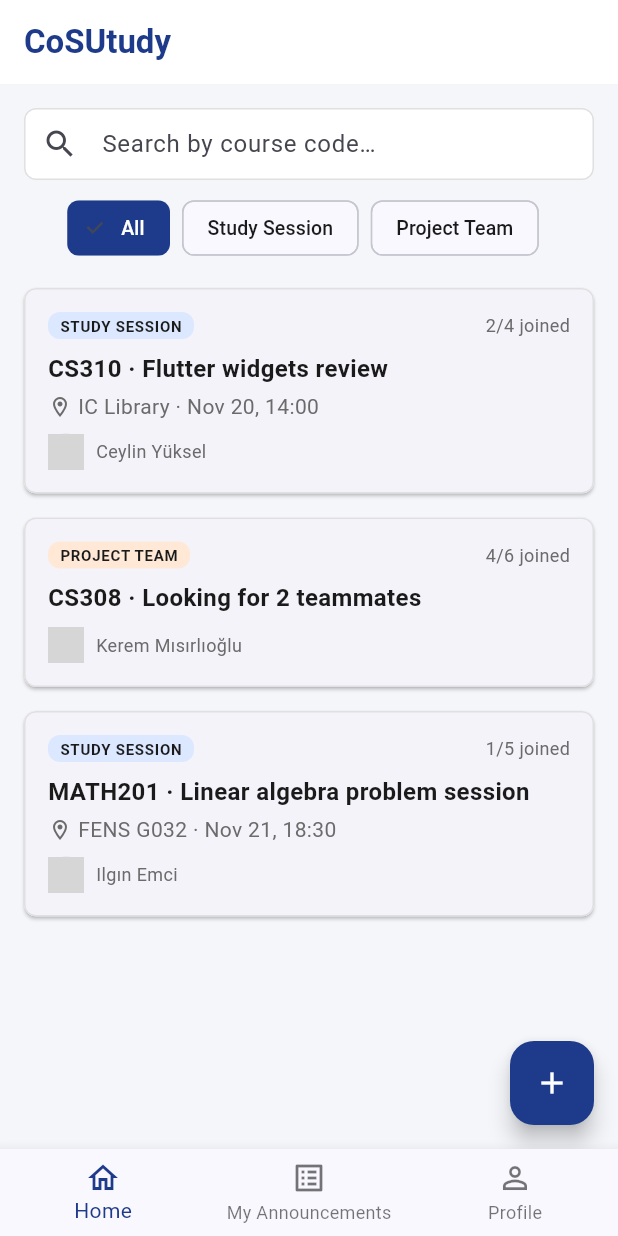
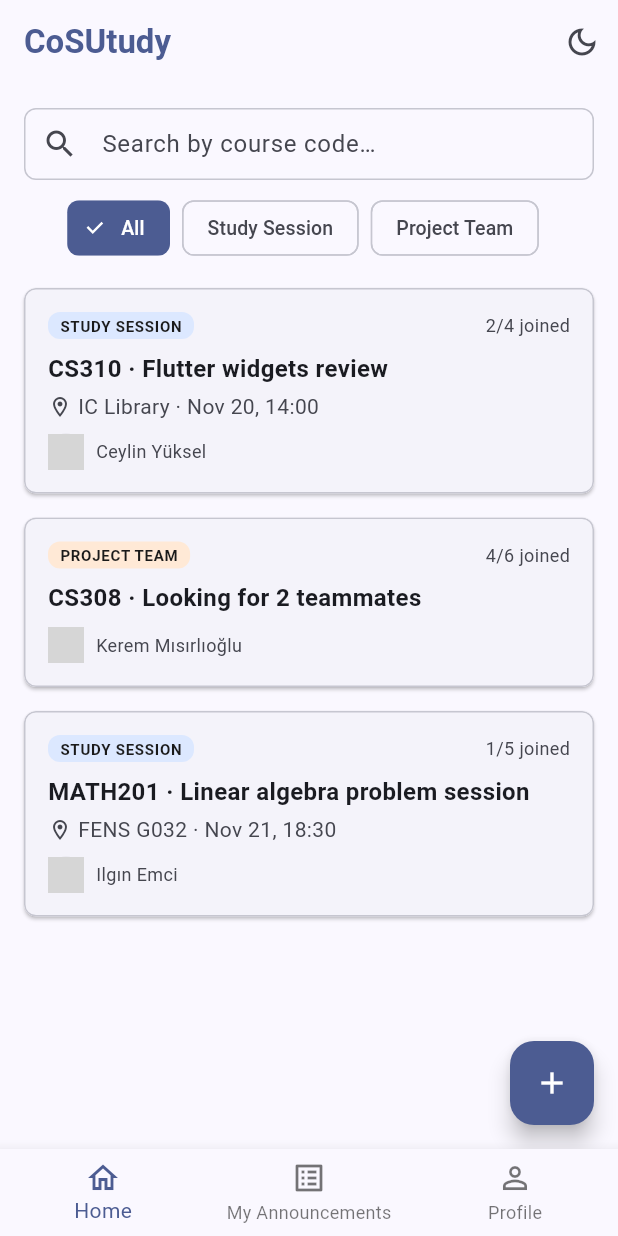
Before and after one commit to mahmutoztuncer/cs310-mobile-project, a Flutter app: the screen it shows after launch, after a tap on "Log In", on a phone screen of 412 x 824 dp. Run offline on Flutter 3.47's test engine with Material 3 defaults, Android fonts, the phone set to English and light mode, and no system bars; network calls fail; grey boxes are pictures that could not be loaded.

Commit message:
Add dark theme with toggle and theme-aware colors on Home

```diff
--- a/lib/main.dart
+++ b/lib/main.dart
@@ -1,7 +1,7 @@
 import 'package:flutter/material.dart';
 
 import 'routes.dart';
-import 'utils/colors.dart';
+import 'utils/theme_controller.dart';
 
 void main() {
   runApp(const CoSUtudyApp());
@@ -12,17 +12,20 @@ class CoSUtudyApp extends StatelessWidget {
 
   @override
   Widget build(BuildContext context) {
-    return MaterialApp(
-      title: 'CoSUtudy',
-      debugShowCheckedModeBanner: false,
-      theme: ThemeData(
-        colorScheme: ColorScheme.fromSeed(seedColor: AppColors.primary),
-        scaffoldBackgroundColor: AppColors.background,
-        useMaterial3: true,
-        // fontFamily: 'Poppins', // custom font: enable after adding it to pubspec.yaml
-      ),
-      initialRoute: AppRoutes.login,
-      routes: AppRoutes.routes,
+    // Rebuilds MaterialApp whenever the user switches between light and dark mode.
+    return ValueListenableBuilder<ThemeMode>(
+      valueListenable: ThemeController.mode,
+      builder: (context, mode, _) {
+        return MaterialApp(
+          title: 'CoSUtudy',
+          debugShowCheckedModeBanner: false,
+          theme: ThemeController.buildTheme(Brightness.light),
+          darkTheme: ThemeController.buildTheme(Brightness.dark),
+          themeMode: mode,
+          initialRoute: AppRoutes.login,
+          routes: AppRoutes.routes,
+        );
+      },
     );
   }
 }
--- a/lib/screens/home_screen.dart
+++ b/lib/screens/home_screen.dart
@@ -1,9 +1,9 @@
 import 'package:flutter/material.dart';
 
 import '../models/announcement.dart';
-import '../utils/colors.dart';
 import '../utils/spacing.dart';
 import '../utils/text_styles.dart';
+import '../utils/theme_controller.dart';
 import '../widgets/announcement_card.dart';
 
 /// Home: lists all open announcements, with search by course code
@@ -44,13 +44,23 @@ class _HomeScreenState extends State<HomeScreen> {
   @override
   Widget build(BuildContext context) {
     final items = _filtered;
+    final colors = Theme.of(context).colorScheme;
 
     return Scaffold(
-      backgroundColor: AppColors.background,
       appBar: AppBar(
-        title: const Text('CoSUtudy', style: AppTextStyles.appTitle),
-        backgroundColor: AppColors.surface,
-        elevation: 0,
+        title: Text(
+          'CoSUtudy',
+          style: AppTextStyles.appTitle.copyWith(color: colors.primary),
+        ),
+        actions: [
+          IconButton(
+            tooltip: ThemeController.isDark ? 'Light mode' : 'Dark mode',
+            icon: Icon(ThemeController.isDark
+                ? Icons.light_mode_outlined
+                : Icons.dark_mode_outlined),
+            onPressed: ThemeController.toggle,
+          ),
+        ],
       ),
       body: Column(
         children: [
@@ -74,16 +84,16 @@ class _HomeScreenState extends State<HomeScreen> {
                         },
                       ),
                 filled: true,
-                fillColor: AppColors.surface,
+                fillColor: colors.surface,
                 contentPadding:
                     const EdgeInsets.symmetric(vertical: AppSpacing.sm),
                 border: OutlineInputBorder(
                   borderRadius: BorderRadius.circular(AppSpacing.radius),
-                  borderSide: const BorderSide(color: AppColors.border),
+                  borderSide: BorderSide(color: colors.outlineVariant),
                 ),
                 enabledBorder: OutlineInputBorder(
                   borderRadius: BorderRadius.circular(AppSpacing.radius),
-                  borderSide: const BorderSide(color: AppColors.border),
+                  borderSide: BorderSide(color: colors.outlineVariant),
                 ),
               ),
             ),
@@ -101,9 +111,10 @@ class _HomeScreenState extends State<HomeScreen> {
                   child: ChoiceChip(
                     label: Text(entry.key),
                     selected: selected,
-                    selectedColor: AppColors.primary,
+                    selectedColor: colors.primary,
+                    checkmarkColor: colors.onPrimary,
                     labelStyle: selected
-                        ? AppTextStyles.chip.copyWith(color: Colors.white)
+                        ? AppTextStyles.chip.copyWith(color: colors.onPrimary)
                         : AppTextStyles.chip,
                     onSelected: (_) =>
                         setState(() => _selectedType = entry.value),
@@ -117,9 +128,12 @@ class _HomeScreenState extends State<HomeScreen> {
           // Announcement list
           Expanded(
             child: items.isEmpty
-                ? const Center(
-                    child: Text('No announcements found',
-                        style: AppTextStyles.body),
+                ? Center(
+                    child: Text(
+                      'No announcements found',
+                      style: AppTextStyles.body
+                          .copyWith(color: colors.onSurfaceVariant),
+                    ),
                   )
                 : ListView.builder(
                     padding: const EdgeInsets.only(bottom: 80), // room for FAB
@@ -141,9 +155,9 @@ class _HomeScreenState extends State<HomeScreen> {
         ],
       ),
       floatingActionButton: FloatingActionButton(
-        backgroundColor: AppColors.primary,
+        backgroundColor: colors.primary,
         onPressed: () => Navigator.pushNamed(context, '/create'),
-        child: const Icon(Icons.add, color: Colors.white),
+        child: Icon(Icons.add, color: colors.onPrimary),
       ),
     );
   }
--- a/lib/screens/main_shell.dart
+++ b/lib/screens/main_shell.dart
@@ -1,6 +1,5 @@
 import 'package:flutter/material.dart';
 
-import '../utils/colors.dart';
 import 'home_screen.dart';
 import 'my_announcements_screen.dart';
 import 'profile_screen.dart';
@@ -28,7 +27,6 @@ class _MainShellState extends State<MainShell> {
       body: IndexedStack(index: _index, children: _tabs),
       bottomNavigationBar: BottomNavigationBar(
         currentIndex: _index,
-        selectedItemColor: AppColors.primary,
         onTap: (i) => setState(() => _index = i),
         items: const [
           BottomNavigationBarItem(icon: Icon(Icons.home_outlined), label: 'Home'),
--- a/lib/utils/colors.dart
+++ b/lib/utils/colors.dart
@@ -1,12 +1,11 @@
 import 'package:flutter/material.dart';
 
+/// Brand colors that stay the same in light and dark mode.
+/// For backgrounds, text and borders use Theme.of(context).colorScheme
+/// (surface, onSurface, onSurfaceVariant, outlineVariant ...) so they adapt to the theme.
 class AppColors {
-  static const primary = Color(0xFF1E3A8A);
-  static const background = Color(0xFFF5F6FA);
-  static const surface = Colors.white;
-  static const border = Color(0xFFE0E0E0);
-  static const textPrimary = Color(0xFF1A1A1A);
-  static const textSecondary = Color(0xFF6B6B6B);
+  static const primary = Color(0xFF1E3A8A); // seed color for both themes
   static const studyTag = Color(0xFFDCE8FF);
   static const projectTag = Color(0xFFFFE9D6);
+  static const tagText = Color(0xFF1A1A1A); // tags keep a light background in both themes
 }
--- a/lib/utils/text_styles.dart
+++ b/lib/utils/text_styles.dart
@@ -1,21 +1,20 @@
 // Custom font family is set once in ThemeData (main.dart), so these
 // styles inherit it automatically.
+// Colors are not fixed here: text takes its color from the current theme,
+// or the screen adds one with copyWith(color: ...).
 import 'package:flutter/material.dart';
 
 import 'colors.dart';
 
 class AppTextStyles {
-  static const appTitle = TextStyle(
-      fontSize: 22, fontWeight: FontWeight.bold, color: AppColors.primary);
-  static const cardTitle = TextStyle(
-      fontSize: 16, fontWeight: FontWeight.w600, color: AppColors.textPrimary);
-  static const body = TextStyle(fontSize: 14, color: AppColors.textSecondary);
-  static const caption =
-      TextStyle(fontSize: 12, color: AppColors.textSecondary);
+  static const appTitle = TextStyle(fontSize: 22, fontWeight: FontWeight.bold);
+  static const cardTitle = TextStyle(fontSize: 16, fontWeight: FontWeight.w600);
+  static const body = TextStyle(fontSize: 14);
+  static const caption = TextStyle(fontSize: 12);
+  static const chip = TextStyle(fontSize: 13);
   static const tag = TextStyle(
       fontSize: 10,
       fontWeight: FontWeight.bold,
       letterSpacing: 0.5,
-      color: AppColors.textPrimary);
-  static const chip = TextStyle(fontSize: 13, color: AppColors.textPrimary);
+      color: AppColors.tagText);
 }
--- /dev/null
+++ b/lib/utils/theme_controller.dart
@@ -0,0 +1,26 @@
+import 'package:flutter/material.dart';
+
+import 'colors.dart';
+
+/// Holds the current theme mode for the whole app.
+/// MaterialApp listens to [mode] and rebuilds when it changes.
+class ThemeController {
+  static final ValueNotifier<ThemeMode> mode = ValueNotifier(ThemeMode.light);
+
+  static bool get isDark => mode.value == ThemeMode.dark;
+
+  static void toggle() {
+    mode.value = isDark ? ThemeMode.light : ThemeMode.dark;
+  }
+
+  static ThemeData buildTheme(Brightness brightness) {
+    return ThemeData(
+      useMaterial3: true,
+      colorScheme: ColorScheme.fromSeed(
+        seedColor: AppColors.primary,
+        brightness: brightness,
+      ),
+      // fontFamily: 'Poppins', // custom font: enable after adding it to pubspec.yaml
+    );
+  }
+}
--- a/lib/widgets/announcement_card.dart
+++ b/lib/widgets/announcement_card.dart
@@ -25,6 +25,8 @@ class AnnouncementCard extends StatelessWidget {
   @override
   Widget build(BuildContext context) {
     final a = announcement;
+    final colors = Theme.of(context).colorScheme;
+    final secondary = colors.onSurfaceVariant;
 
     return Card(
       margin: const EdgeInsets.symmetric(
@@ -34,7 +36,7 @@ class AnnouncementCard extends StatelessWidget {
       elevation: 1,
       shape: RoundedRectangleBorder(
         borderRadius: BorderRadius.circular(AppSpacing.radius),
-        side: const BorderSide(color: AppColors.border),
+        side: BorderSide(color: colors.outlineVariant),
       ),
       clipBehavior: Clip.antiAlias,
       child: InkWell(
@@ -51,7 +53,7 @@ class AnnouncementCard extends StatelessWidget {
                   const Spacer(),
                   Text(
                     '${a.joinedCount}/${a.capacity} joined',
-                    style: AppTextStyles.caption,
+                    style: AppTextStyles.caption.copyWith(color: secondary),
                   ),
                   if (trailing != null) ...[
                     const SizedBox(width: AppSpacing.xs),
@@ -76,13 +78,13 @@ class AnnouncementCard extends StatelessWidget {
                 const SizedBox(height: AppSpacing.xs),
                 Row(
                   children: [
-                    const Icon(Icons.location_on_outlined,
-                        size: 16, color: AppColors.textSecondary),
+                    Icon(Icons.location_on_outlined,
+                        size: 16, color: secondary),
                     const SizedBox(width: AppSpacing.xs),
                     Expanded(
                       child: Text(
                         '${a.location} · ${AppDateUtils.formatDateTime(a.dateTime!)}',
-                        style: AppTextStyles.body,
+                        style: AppTextStyles.body.copyWith(color: secondary),
                         maxLines: 1,
                         overflow: TextOverflow.ellipsis,
                       ),
@@ -97,14 +99,14 @@ class AnnouncementCard extends StatelessWidget {
                 children: [
                   CircleAvatar(
                     radius: 12,
-                    backgroundColor: AppColors.border,
+                    backgroundColor: colors.surfaceContainerHighest,
                     backgroundImage: NetworkImage(a.creatorPhotoUrl),
                   ),
                   const SizedBox(width: AppSpacing.sm),
                   Expanded(
                     child: Text(
                       a.creatorName,
-                      style: AppTextStyles.caption,
+                      style: AppTextStyles.caption.copyWith(color: secondary),
                       maxLines: 1,
                       overflow: TextOverflow.ellipsis,
                     ),
```
